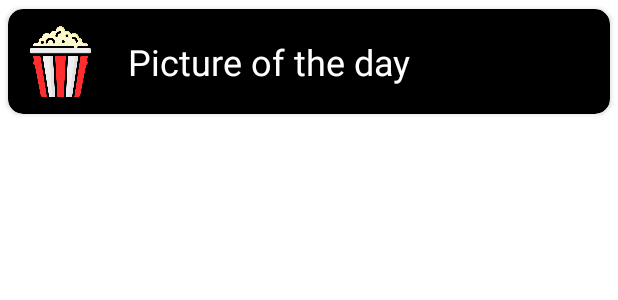
After one commit to Edi2410/MoviesApp, an Android app: the layout item.xml on its own in the app's theme, with its tools: preview values and no code run, on a phone screen of 412 x 824 dp. The commit adds this screen. Shown: the top 300 px of the screen. Run offline under Robolectric (Android 15) with nearby library versions, the phone set to English and light mode, and no system bars.

Commit message:
Show data as items

```diff
--- a/app/src/main/java/com/example/moviesapp/api/MoviesFetcher.kt
+++ b/app/src/main/java/com/example/moviesapp/api/MoviesFetcher.kt
@@ -81,7 +81,7 @@ class MoviesFetcher(private val context: Context) {
                     put(Item::id.name, it.id)
                     put(Item::title.name, it.title)
                     put(Item::overview.name, it.overview)
-                    put(Item::poster_path.name, posterPath?: "")
+                    put(Item::poster_path.name, posterPath ?: "")
                     put(Item::release_date.name, it.release_date)
                     put(Item::vote_average.name, it.vote_average)
                     put(Item::vote_count.name, it.vote_count)
@@ -92,7 +92,6 @@ class MoviesFetcher(private val context: Context) {
                     put(Item::adult.name, it.adult)
                     put(Item::video.name, it.video)
                     put(Item::genre_ids.name, it.genre_ids.joinToString(","))
-
                 }
                 context.contentResolver.insert(
                     MOVIES_PROVIDER_CONTENT_URI,
--- /dev/null
+++ b/app/src/main/res/layout/item.xml
@@ -0,0 +1,34 @@
+<?xml version="1.0" encoding="utf-8"?>
+<androidx.cardview.widget.CardView xmlns:android="http://schemas.android.com/apk/res/android"
+    xmlns:app="http://schemas.android.com/apk/res-auto"
+    xmlns:tools="http://schemas.android.com/tools"
+    android:layout_width="match_parent"
+    app:cardBackgroundColor="?colorPrimary"
+    app:cardCornerRadius="@dimen/_10dp"
+    app:cardUseCompatPadding="true"
+    android:layout_height="wrap_content">
+
+    <LinearLayout
+        android:padding="@dimen/_10dp"
+        android:layout_width="match_parent"
+        android:layout_height="match_parent">
+
+        <ImageView
+            android:id="@+id/ivItem"
+            android:layout_width="@dimen/_50dp"
+            android:layout_height="@dimen/_50dp"
+            tools:src="@drawable/popcorn"
+            />
+        <TextView
+            android:textColor="?colorOnPrimary"
+            android:id="@+id/tvTitle"
+            android:text="@string/picture_of_the_day"
+            android:textSize="@dimen/_24sp"
+            android:layout_marginStart="@dimen/_20dp"
+            android:gravity="center_vertical"
+            android:layout_width="match_parent"
+            android:layout_height="match_parent"
+            />
+    </LinearLayout>
+
+</androidx.cardview.widget.CardView>
--- a/app/src/main/res/values/dimens.xml
+++ b/app/src/main/res/values/dimens.xml
@@ -8,4 +8,6 @@
     <dimen name="_100dp">100dp</dimen>
     <dimen name="_162dp">162dp</dimen>
     <dimen name="_240dp">240dp</dimen>
+    <dimen name="_10dp">10dp</dimen>
+    <dimen name="_24sp">24sp</dimen>
 </resources>
--- a/app/src/main/res/values/strings.xml
+++ b/app/src/main/res/values/strings.xml
@@ -12,4 +12,5 @@
     <string name="are_you_sure_you_want_to_exit">Are you sure you want to exit?</string>
     <string name="yes">Yes</string>
     <string name="no">No</string>
+    <string name="picture_of_the_day">Picture of the day</string>
 </resources>
```
Also changed, not shown: app/src/main/java/com/example/moviesapp/adapter/ItemAdapter.kt (added, +64 -0 lines), app/src/main/java/com/example/moviesapp/fragment/ItemsFragment.kt (+19 -1 lines), app/src/main/java/com/example/moviesapp/framework/Extensions.kt (+31 -0 lines), app/src/main/res/layout/fragment_items.xml (+5 -3 lines).
